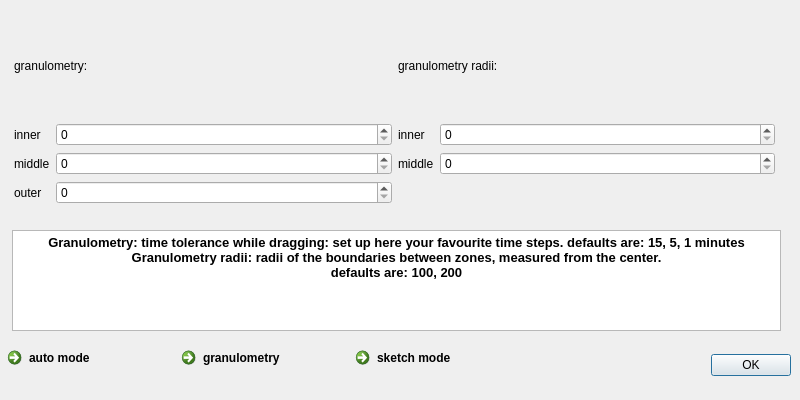
The window that src/settings_3.ui (deddu/todoy_legacy) describes before a commit, drawn with Qt 5.
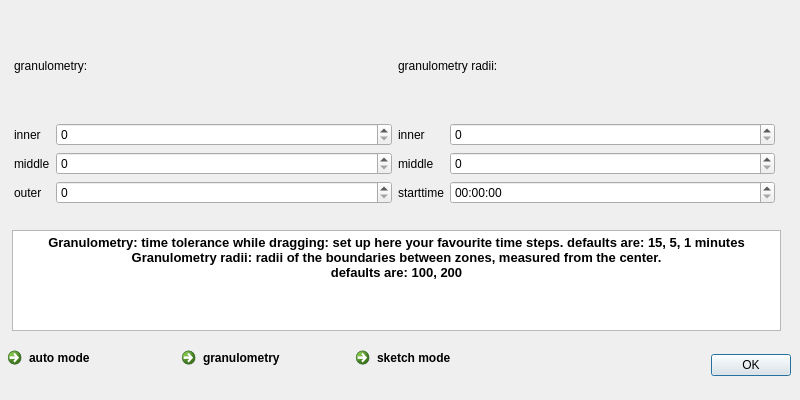
The same window after the commit. The open tabs and pages were chosen to show the change.

Commit message: fixed time intervals and implemented related setting

Patch:
```diff
--- a/src/settings_3.ui
+++ b/src/settings_3.ui
@@ -220,6 +220,9 @@
       </item>
       <item row="1" column="1">
        <layout class="QFormLayout" name="formLayout_7">
+        <property name="fieldGrowthPolicy">
+         <enum>QFormLayout::AllNonFixedFieldsGrow</enum>
+        </property>
         <item row="0" column="0">
          <widget class="QLabel" name="label_15">
           <property name="text">
@@ -240,6 +243,16 @@
         <item row="1" column="1">
          <widget class="QSpinBox" name="spinBox_13"/>
         </item>
+        <item row="2" column="0">
+         <widget class="QLabel" name="timeintervalLabel">
+          <property name="text">
+           <string>starttime</string>
+          </property>
+         </widget>
+        </item>
+        <item row="2" column="1">
+         <widget class="QTimeEdit" name="startTimeEdit"/>
+        </item>
        </layout>
       </item>
      </layout>
```
Left out of the diff: 2 changed lines with no effect on the pictures. The commit also changes 11 other files.
